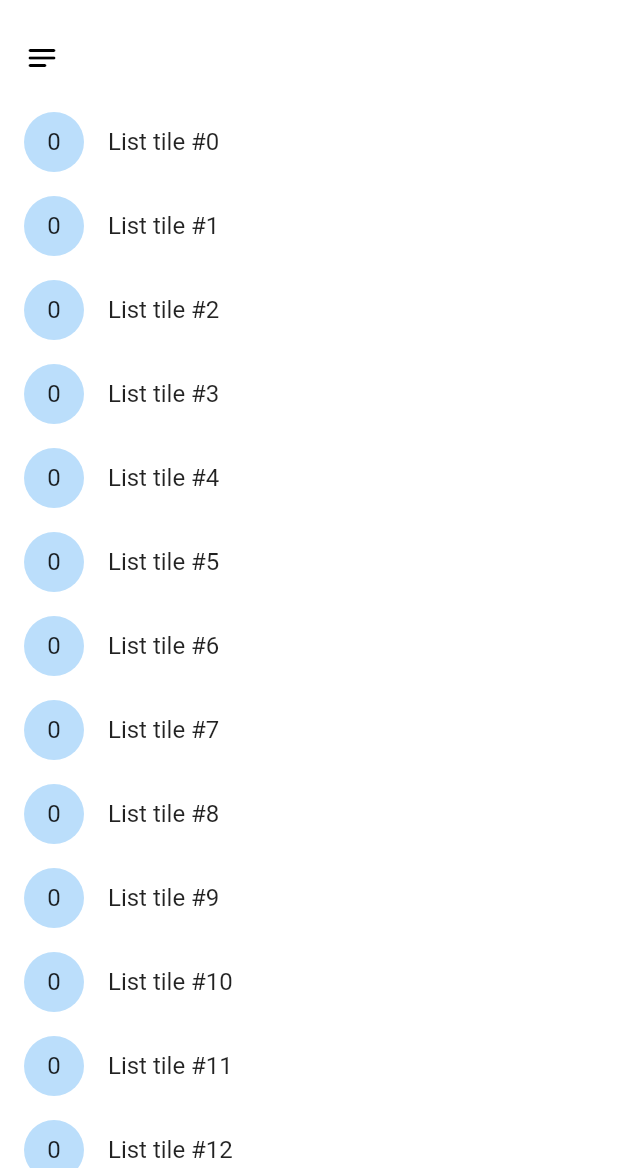
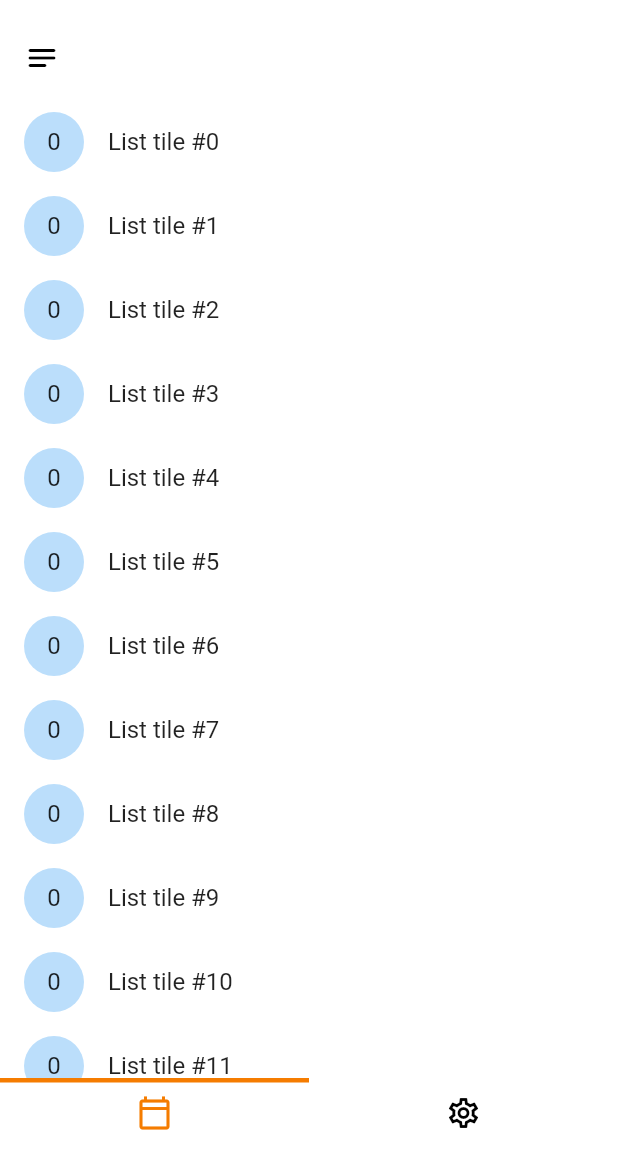
Before and after one commit to TonnyKamau/taskin, a Flutter app: the screen it shows after launch, on a phone screen of 412 x 824 dp, the part 68-1236 px from its top. Run offline on Flutter 3.47's test engine with Material 2 defaults, Android fonts, the light colour scheme and no system bars.

Commit message:
custombar

```diff
--- a/lib/screens/nav_screen.dart
+++ b/lib/screens/nav_screen.dart
@@ -1,5 +1,6 @@
 import 'package:flutter/material.dart';
 import 'package:taskin/screens/screens.dart';
+import 'package:taskin/widgets/custom_tabbar.dart';
 
 class NavScreen extends StatefulWidget {
   const NavScreen({Key? key}) : super(key: key);
@@ -12,7 +13,6 @@ class _NavScreenState extends State<NavScreen> {
   final List<Widget> _screens = [
     MyHomePage(),
     Scaffold(),
-    Scaffold(),
   ];
   final List<IconData> _icons = const [
     Icons.calendar_today_outlined,
@@ -24,7 +24,21 @@ class _NavScreenState extends State<NavScreen> {
     return DefaultTabController(
       length: _icons.length,
       child: Scaffold(
-        body: _screens[_selectedIndex],
+        body: IndexedStack(
+          index: _selectedIndex,
+          children: _screens,
+        ),
+        /* TabBarView(
+          physics: NeverScrollableScrollPhysics(),
+          children: _screens,
+          ), */
+        bottomNavigationBar: Padding(
+          padding: const EdgeInsets.only(bottom: 12.0),
+          child: CustomTabBar(
+              icons: _icons,
+              selectedIndex: _selectedIndex,
+              onTap: (index) => setState(() => _selectedIndex = index)),
+        ),
       ),
     );
   }
--- /dev/null
+++ b/lib/widgets/custom_tabbar.dart
@@ -0,0 +1,43 @@
+import 'package:flutter/material.dart';
+
+class CustomTabBar extends StatelessWidget {
+  final List<IconData> icons;
+  final int selectedIndex;
+  final Function(int) onTap;
+  const CustomTabBar({
+    Key? key,
+    required this.icons,
+    required this.selectedIndex,
+    required this.onTap,
+  }) : super(key: key);
+
+  @override
+  Widget build(BuildContext context) {
+    return TabBar(
+      indicatorPadding: EdgeInsets.zero,
+      indicator: BoxDecoration(
+          border: Border(
+        top: BorderSide(
+          color: Colors.orange.shade700,
+          width: 3.0,
+        ),
+      )),
+      tabs: icons
+          .asMap()
+          .map((i, e) => MapEntry(
+                i,
+                Tab(
+                  icon: Icon(
+                    e,
+                    color: i == selectedIndex
+                        ? Colors.orange.shade700
+                        : Colors.black,
+                  ),
+                ),
+              ))
+          .values
+          .toList(),
+          onTap: onTap,
+    );
+  }
+}
--- a/lib/widgets/widgets.dart
+++ b/lib/widgets/widgets.dart
@@ -1 +1,2 @@
 export 'custom_lists.dart';
+export 'custom_tabbar.dart';
```
Also changed, not shown: icons/checklist.png.
